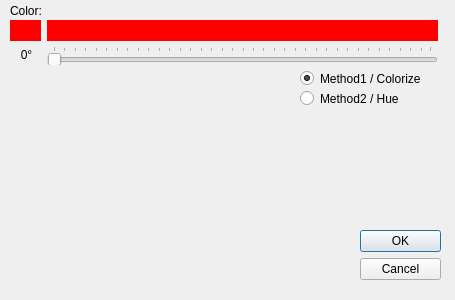
Qt form src/huedialog.ui (PhotoFlare/photoflare) before a commit.
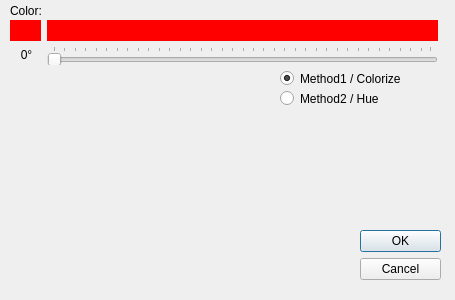
The same form after that commit.

Diff of the .ui file:
```diff
--- a/src/huedialog.ui
+++ b/src/huedialog.ui
@@ -50,7 +50,7 @@
     <rect>
      <x>10</x>
      <y>0</y>
-     <width>31</width>
+     <width>41</width>
      <height>21</height>
     </rect>
    </property>
@@ -970,9 +970,9 @@
   <widget class="QRadioButton" name="method1">
    <property name="geometry">
     <rect>
-     <x>300</x>
+     <x>280</x>
      <y>70</y>
-     <width>141</width>
+     <width>161</width>
      <height>17</height>
     </rect>
    </property>
@@ -986,9 +986,9 @@
   <widget class="QRadioButton" name="method2">
    <property name="geometry">
     <rect>
-     <x>300</x>
+     <x>280</x>
      <y>90</y>
-     <width>121</width>
+     <width>141</width>
      <height>17</height>
     </rect>
    </property>
```
